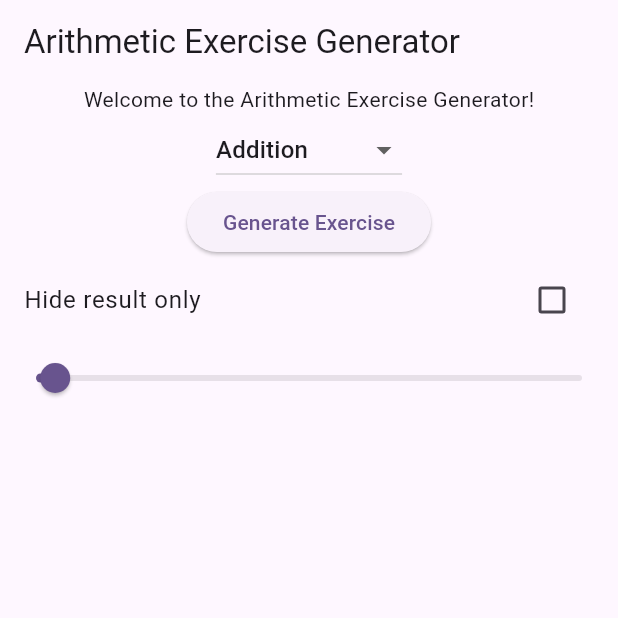
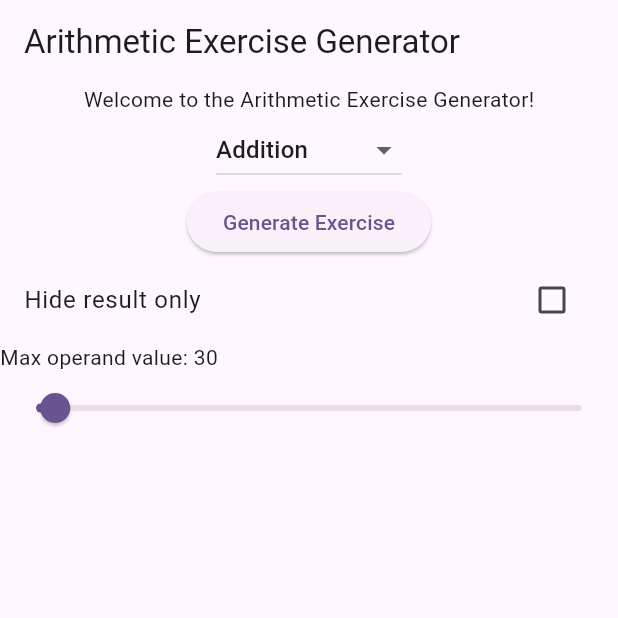
Before and after one commit to igorbasko01/flutter-arithmetic-expression-generator, a Flutter app: the screen it shows after launch, on a phone screen of 412 x 824 dp, the top half of it. Run offline on Flutter 3.47's test engine with Material 2 defaults, Android fonts, the phone set to English and light mode, and no system bars; our stand-ins replace flutter_bloc.

Commit message:
add title to the max operand value slider

```diff
--- a/lib/screens/home/home_screen.dart
+++ b/lib/screens/home/home_screen.dart
@@ -110,16 +110,19 @@ class _MyHomePageState extends State<MyHomePage> {
         maintainSize: true,
         maintainAnimation: true,
         maintainState: true,
-        child: Slider(
+        child: Column(crossAxisAlignment: CrossAxisAlignment.start, children: [
+          Text('Max operand value: $maxOperandValue'),
+          Slider(
               value: maxOperandValue.toDouble(),
               min: 0,
               max: 1000,
               divisions: 200,
-            label: 'Max operand value: $maxOperandValue',
+              label: '$maxOperandValue',
               onChanged: (double value) {
                 setState(() {
                   maxOperandValue = value.toInt();
                 });
-            }));
+              })
+        ]));
   }
 }
```
Lines whose indentation alone changed are shown as unchanged.
